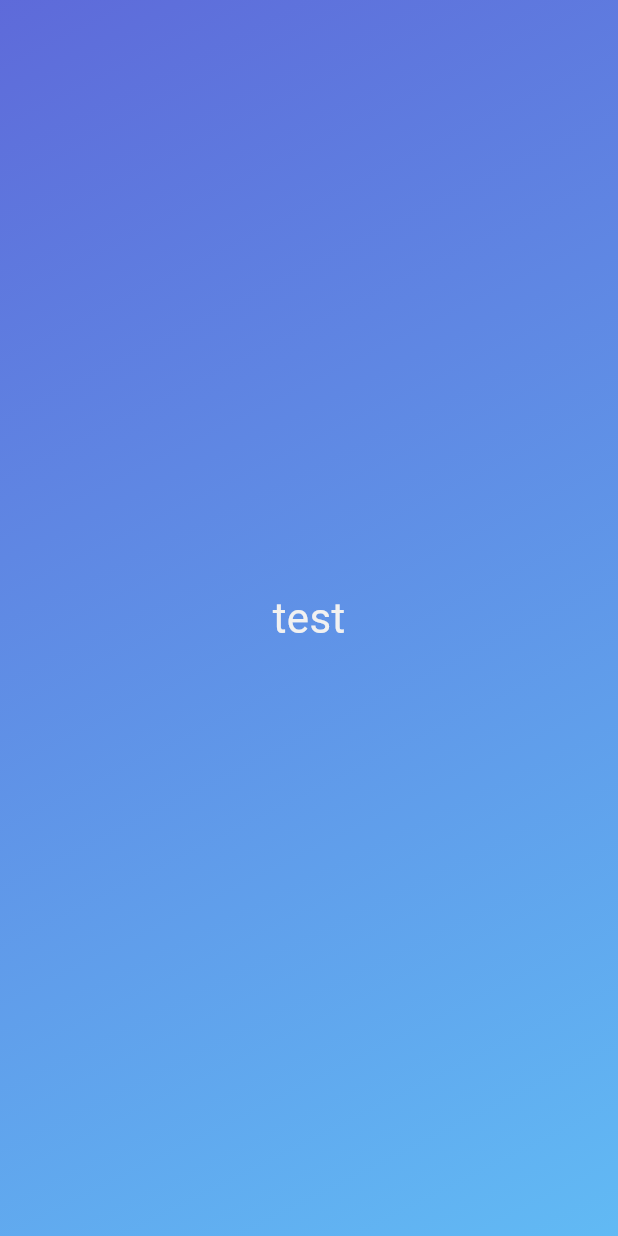
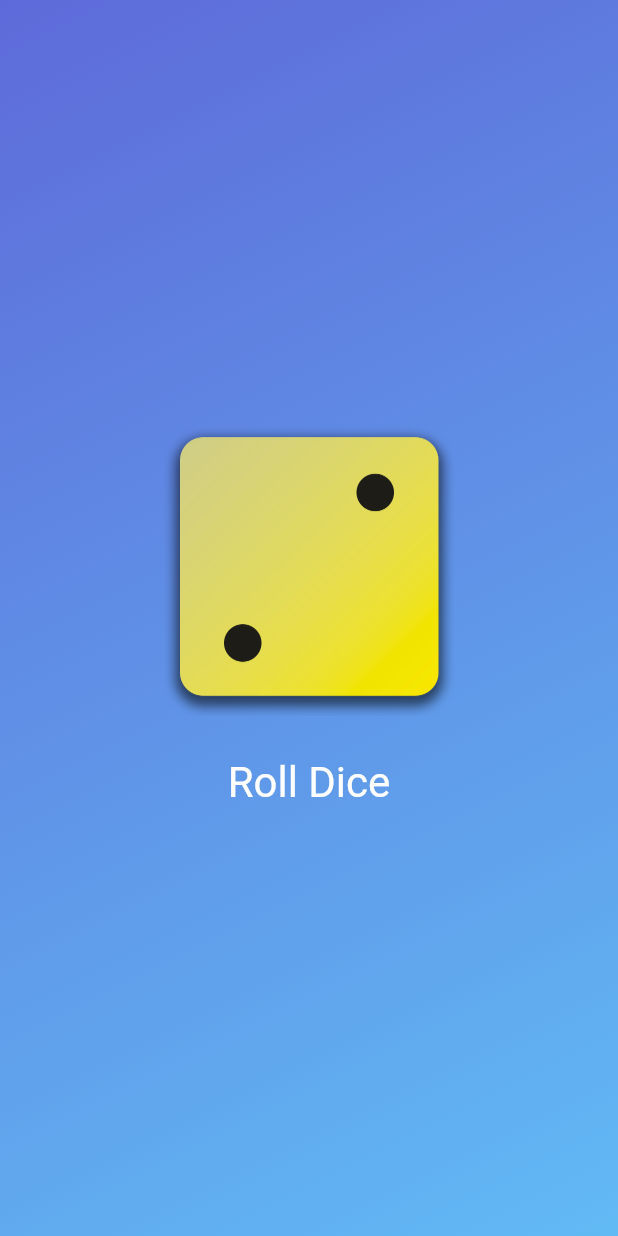
Before and after one commit to NasaboyZ/flutter-learning, a Flutter app: the screen it shows after launch, on a phone screen of 412 x 824 dp. Run offline on Flutter 3.47's test engine with Material 3 defaults, Android fonts, the phone set to English and light mode, and no system bars.

Commit message:
working with SizeBox

```diff
--- a/first_app/lib/gradient_container.dart
+++ b/first_app/lib/gradient_container.dart
@@ -1,30 +1,18 @@
-import 'package:first_app/stylet_text.dart';
 import 'package:flutter/material.dart';
 
 const startAlignment = Alignment.topLeft;
 const endAlignment = Alignment.bottomRight;
 
-// class GradientContainer extends StatelessWidget {
-//   const GradientContainer({super.key, required this.colors});
-//   final List<Color> colors;
-//   @override
-//   Widget build(context) {
-//     return Container(
-//       decoration: BoxDecoration(
-//         gradient: LinearGradient(
-//           colors: colors,
-//           begin: startAlignment,
-//           end: endAlignment,
-//         ),
-//       ),
-//       child: const Center(child: StyletText('test')),
-//     );
-//   }
-// }
 class GradientContainer extends StatelessWidget {
   const GradientContainer(this.color1, this.color2, {super.key});
   final Color color1;
   final Color color2;
+
+  void rollDice() {
+    //function what Todo
+    print('jello');
+  }
+
   @override
   Widget build(context) {
     return Container(
@@ -35,7 +23,24 @@ class GradientContainer extends StatelessWidget {
           end: endAlignment,
         ),
       ),
-      child: const Center(child: StyletText('test')),
+      child: Center(
+        child: Column(
+          mainAxisSize: MainAxisSize.min,
+          children: [
+            Image.asset('assets/images/dice-2.png', width: 200),
+            const SizedBox(height: 20),
+            TextButton(
+              onPressed: rollDice,
+              style: TextButton.styleFrom(
+                foregroundColor: Colors.white,
+                textStyle: const TextStyle(fontSize: 28.0),
+                // padding: const EdgeInsets.only(top: 20.0),
+              ),
+              child: const Text('Roll Dice'),
+            ),
+          ],
+        ),
+      ),
     );
   }
 }
```
Also changed, not shown: first_app/pubspec.yaml (+8 -5 lines), first_app/assets/images/dice-1.png (added), first_app/assets/images/dice-2.png (added), first_app/assets/images/dice-3.png (added), first_app/assets/images/dice-4.png (added), first_app/assets/images/dice-5.png (added), first_app/assets/images/dice-6.png (added).
